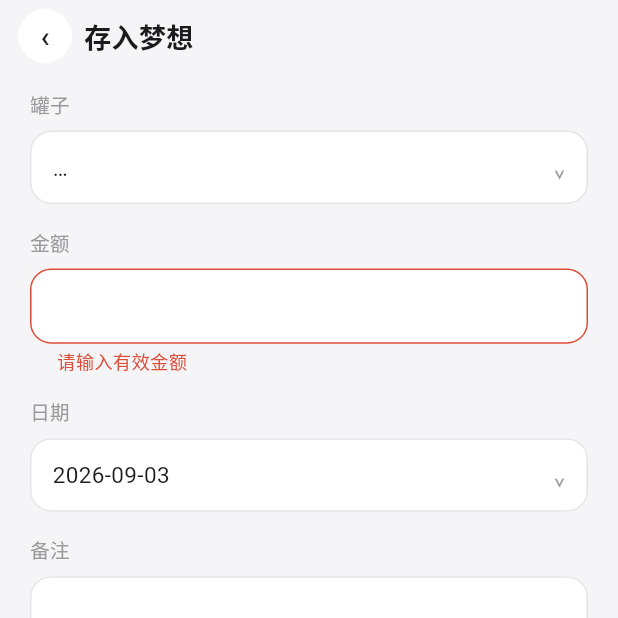
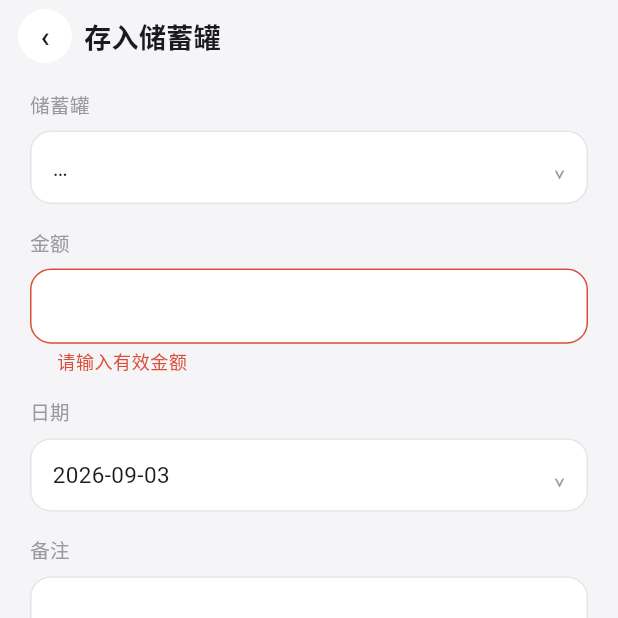
Before and after one commit to nannan-star/hive, a Flutter app: the DreamDepositPage screen opened directly with empty values, after a tap on "保存", on a phone screen of 412 x 824 dp, the top half of it. Run offline on Flutter 3.47's test engine with Material 3 defaults, Android fonts, the phone set to English and light mode, and no system bars; our stand-ins replace drift, drift_flutter, file_picker, flutter_riverpod, flutter_svg, go_router and 1 more; accounts and stored records are empty; generated files the repository leaves out were written again.

Commit message:
feat(free): fund detail with deposit and withdraw UI
Co-authored-by: Cursor <cursoragent@cursor.com>

```diff
--- a/app/lib/data/daos/dream_dao.dart
+++ b/app/lib/data/daos/dream_dao.dart
@@ -156,4 +156,10 @@ class DreamDao extends DatabaseAccessor<AppDatabase> with _$DreamDaoMixin {
     await (delete(dreamDeposits)..where((t) => t.jarId.equals(id))).go();
     await (delete(dreamJars)..where((t) => t.id.equals(id))).go();
   }
+
+  Future<void> renameFund({required String id, required String name}) {
+    return (update(dreamJars)..where((t) => t.id.equals(id))).write(
+      DreamJarsCompanion(name: Value(name)),
+    );
+  }
 }
--- a/app/lib/features/dream/pages/dream_deposit_page.dart
+++ b/app/lib/features/dream/pages/dream_deposit_page.dart
@@ -8,10 +8,17 @@ import '../../../shared/theme/hive_colors.dart';
 import '../../../shared/widgets/hive_widgets.dart';
 import '../providers/dream_providers.dart';
 
+enum DreamDepositMode { deposit, withdraw }
+
 class DreamDepositPage extends ConsumerStatefulWidget {
-  const DreamDepositPage({super.key, required this.jarId});
+  const DreamDepositPage({
+    super.key,
+    required this.jarId,
+    this.mode = DreamDepositMode.deposit,
+  });
 
   final String jarId;
+  final DreamDepositMode mode;
 
   @override
   ConsumerState<DreamDepositPage> createState() => _DreamDepositPageState();
@@ -23,6 +30,8 @@ class _DreamDepositPageState extends ConsumerState<DreamDepositPage> {
   final _noteCtrl = TextEditingController();
   DateTime _date = DateTime.now();
   String _jarName = '';
+  String _jarKind = 'goal';
+  bool _ready = false;
 
   @override
   void initState() {
@@ -33,7 +42,23 @@ class _DreamDepositPageState extends ConsumerState<DreamDepositPage> {
   Future<void> _loadJar() async {
     final jar = await ref.read(dreamDaoProvider).getJar(widget.jarId);
     if (!mounted) return;
-    setState(() => _jarName = jar?.name ?? '');
+    if (widget.mode == DreamDepositMode.withdraw && jar?.kind != 'fund') {
+      ScaffoldMessenger.of(context).showSnackBar(
+        const SnackBar(content: Text('储蓄罐不支持取出')),
+      );
+      context.pop();
+      return;
+    }
+    setState(() {
+      _jarName = jar?.name ?? '';
+      _jarKind = jar?.kind ?? 'goal';
+      _ready = true;
+    });
+  }
+
+  String get _title {
+    if (widget.mode == DreamDepositMode.withdraw) return '取出账户';
+    return _jarKind == 'fund' ? '存入账户' : '存入储蓄罐';
   }
 
   @override
@@ -45,13 +70,37 @@ class _DreamDepositPageState extends ConsumerState<DreamDepositPage> {
 
   Future<void> _save() async {
     if (!_formKey.currentState!.validate()) return;
-    await ref.read(dreamDaoProvider).insertDeposit(
+    final amountCents = yuanToCents(num.parse(_amountCtrl.text.trim()));
+    final date = formatDateYmd(_date);
+    final note =
+        _noteCtrl.text.trim().isEmpty ? null : _noteCtrl.text.trim();
+    final service = ref.read(dreamServiceProvider);
+    try {
+      if (widget.mode == DreamDepositMode.withdraw) {
+        await service.withdraw(
           jarId: widget.jarId,
-          amountCents: yuanToCents(num.parse(_amountCtrl.text.trim())),
-          date: formatDateYmd(_date),
-          note: _noteCtrl.text.trim().isEmpty ? null : _noteCtrl.text.trim(),
+          amountCents: amountCents,
+          date: date,
+          note: note,
         );
-    if (mounted) context.pop();
+      } else {
+        await service.deposit(
+          jarId: widget.jarId,
+          amountCents: amountCents,
+          date: date,
+          note: note,
+        );
+      }
+      if (mounted) context.pop();
+    } on StateError catch (e) {
+      if (!mounted) return;
+      final message = e.message == 'insufficient balance'
+          ? '余额不足'
+          : e.message;
+      ScaffoldMessenger.of(context).showSnackBar(
+        SnackBar(content: Text(message)),
+      );
+    }
   }
 
   Future<void> _pickDate() async {
@@ -66,19 +115,26 @@ class _DreamDepositPageState extends ConsumerState<DreamDepositPage> {
 
   @override
   Widget build(BuildContext context) {
+    if (!_ready) {
+      return const Scaffold(
+        backgroundColor: HiveColors.page,
+        body: Center(child: CircularProgressIndicator()),
+      );
+    }
+
     return Scaffold(
       backgroundColor: HiveColors.page,
       body: SafeArea(
         child: Column(
           children: [
-            const HiveBackHeader(title: '存入梦想'),
+            HiveBackHeader(title: _title),
             Expanded(
               child: Form(
                 key: _formKey,
                 child: ListView(
                   padding: const EdgeInsets.fromLTRB(20, 8, 20, 24),
                   children: [
-                    const HiveFieldLabel('罐子'),
+                    HiveFieldLabel(_jarKind == 'fund' ? '账户' : '储蓄罐'),
                     _ReadBox(value: _jarName.isEmpty ? '…' : _jarName),
                     const SizedBox(height: 16),
                     const HiveFieldLabel('金额'),
--- a/app/lib/features/dream/services/dream_service.dart
+++ b/app/lib/features/dream/services/dream_service.dart
@@ -63,4 +63,10 @@ class DreamService {
     if (bal != 0 && !confirmNonZero) throw StateError('balance not zero');
     await db.dreamDao.deleteJar(jarId);
   }
+
+  Future<void> renameFund({required String id, required String name}) async {
+    final jar = await db.dreamDao.getJar(id);
+    if (jar == null || jar.kind != 'fund') throw StateError('not a fund');
+    await db.dreamDao.renameFund(id: id, name: name);
+  }
 }
```
Also changed, not shown: app/lib/features/dream/pages/dream_detail_page.dart (+10 -1 lines), app/lib/features/dream/pages/fund_detail_page.dart (added, +377 -0 lines), app/lib/router.dart (+10 -2 lines).
